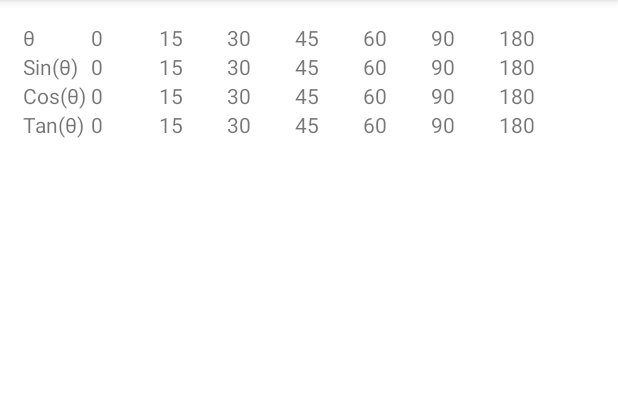
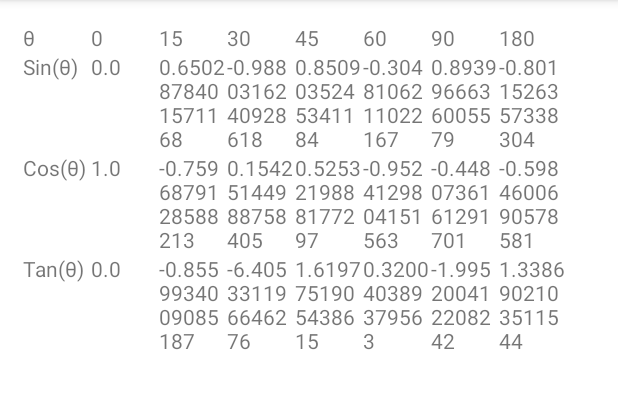
Before and after one commit to Nyandago/TrigonometryTable, an Android app: the screen it shows after launch (MainActivity), on a phone screen of 412 x 824 dp, the part 84-493 px from its top. Run offline under Robolectric (Android 15) with nearby library versions, the phone set to English and light mode, and no system bars.

Commit message:
Math class

```diff
--- a/app/build.gradle
+++ b/app/build.gradle
@@ -1,6 +1,7 @@
 plugins {
     id 'com.android.application'
     id 'org.jetbrains.kotlin.android'
+    id 'kotlin-android-extensions'
 }
 
 android {
--- a/app/src/main/java/com/cannybits/trigonometrytable/MainActivity.kt
+++ b/app/src/main/java/com/cannybits/trigonometrytable/MainActivity.kt
@@ -2,10 +2,43 @@ package com.cannybits.trigonometrytable
 
 import androidx.appcompat.app.AppCompatActivity
 import android.os.Bundle
+import android.widget.TextView
+import kotlin.math.*
+import kotlinx.android.synthetic.main.activity_main.*
+import kotlinx.android.synthetic.main.activity_main.view.*
 
 class MainActivity : AppCompatActivity() {
+
     override fun onCreate(savedInstanceState: Bundle?) {
         super.onCreate(savedInstanceState)
         setContentView(R.layout.activity_main)
+
+        tvSinZero.text = sin(0.0).toString()
+        tvSin15.text = sin(15.0).toString()
+        tvSin30.text = sin(30.0).toString()
+        tvSin45.text = sin(45.0).toString()
+        tvSin60.text = sin(60.0).toString()
+        tvSin90.text = sin(90.0).toString()
+        tvSin180.text = sin(180.0).toString()
+
+        tvCosZero.text = cos(0.0).toString()
+        tvCos15.text = cos(15.0).toString()
+        tvCos30.text = cos(30.0).toString()
+        tvCos45.text = cos(45.0).toString()
+        tvCos60.text = cos(60.0).toString()
+        tvCos90.text = cos(90.0).toString()
+        tvCos180.text = cos(180.0).toString()
+
+        tvTanZero.text = tan(0.0).toString()
+        tvTan15.text = tan(15.0).toString()
+        tvTan30.text = tan(30.0).toString()
+        tvTan45.text = tan(45.0).toString()
+        tvTan60.text = tan(60.0).toString()
+        tvTan90.text = tan(90.0).toString()
+        tvTan180.text = tan(180.0).toString()
+
+
+
     }
+
 }
--- a/app/src/main/res/layout/activity_main.xml
+++ b/app/src/main/res/layout/activity_main.xml
@@ -71,36 +71,43 @@
 
 
             <TextView
+                android:id="@+id/tvSinZero"
                 android:layout_width="45dp"
                 android:layout_height="wrap_content"
                 android:text="0" />
 
             <TextView
+                android:id="@+id/tvSin15"
                 android:layout_width="45dp"
                 android:layout_height="wrap_content"
                 android:text="15" />
 
             <TextView
+                android:id="@+id/tvSin30"
                 android:layout_width="45dp"
                 android:layout_height="wrap_content"
                 android:text="30" />
 
             <TextView
+                android:id="@+id/tvSin45"
                 android:layout_width="45dp"
                 android:layout_height="wrap_content"
                 android:text="45" />
 
             <TextView
+                android:id="@+id/tvSin60"
                 android:layout_width="45dp"
                 android:layout_height="wrap_content"
                 android:text="60" />
 
             <TextView
+                android:id="@+id/tvSin90"
                 android:layout_width="45dp"
                 android:layout_height="wrap_content"
                 android:text="90" />
 
             <TextView
+                android:id="@+id/tvSin180"
                 android:layout_width="45dp"
                 android:layout_height="wrap_content"
                 android:text="180" />
@@ -118,36 +125,43 @@
 
 
             <TextView
+                android:id="@+id/tvCosZero"
                 android:layout_width="45dp"
                 android:layout_height="wrap_content"
                 android:text="0" />
 
             <TextView
+                android:id="@+id/tvCos15"
                 android:layout_width="45dp"
                 android:layout_height="wrap_content"
                 android:text="15" />
 
             <TextView
+                android:id="@+id/tvCos30"
                 android:layout_width="45dp"
                 android:layout_height="wrap_content"
                 android:text="30" />
 
             <TextView
+                android:id="@+id/tvCos45"
                 android:layout_width="45dp"
                 android:layout_height="wrap_content"
                 android:text="45" />
 
             <TextView
+                android:id="@+id/tvCos60"
                 android:layout_width="45dp"
                 android:layout_height="wrap_content"
                 android:text="60" />
 
             <TextView
+                android:id="@+id/tvCos90"
                 android:layout_width="45dp"
                 android:layout_height="wrap_content"
                 android:text="90" />
 
             <TextView
+                android:id="@+id/tvCos180"
                 android:layout_width="45dp"
                 android:layout_height="wrap_content"
                 android:text="180" />
@@ -165,36 +179,43 @@
 
 
             <TextView
+                android:id="@+id/tvTanZero"
                 android:layout_width="45dp"
                 android:layout_height="wrap_content"
                 android:text="0" />
 
             <TextView
+                android:id="@+id/tvTan15"
                 android:layout_width="45dp"
                 android:layout_height="wrap_content"
                 android:text="15" />
 
             <TextView
+                android:id="@+id/tvTan30"
                 android:layout_width="45dp"
                 android:layout_height="wrap_content"
                 android:text="30" />
 
             <TextView
+                android:id="@+id/tvTan45"
                 android:layout_width="45dp"
                 android:layout_height="wrap_content"
                 android:text="45" />
 
             <TextView
+                android:id="@+id/tvTan60"
                 android:layout_width="45dp"
                 android:layout_height="wrap_content"
                 android:text="60" />
 
             <TextView
+                android:id="@+id/tvTan90"
                 android:layout_width="45dp"
                 android:layout_height="wrap_content"
                 android:text="90" />
 
             <TextView
+                android:id="@+id/tvTan180"
                 android:layout_width="45dp"
                 android:layout_height="wrap_content"
                 android:text="180" />
--- a/app/src/main/res/values/strings.xml
+++ b/app/src/main/res/values/strings.xml
@@ -4,4 +4,4 @@
     <string name="sinTheta">Sin(\u03B8)</string>
     <string name="cosTheta">Cos(\u03B8)</string>
     <string name="tanTheta">Tan(\u03B8)</string>
-</resources>
+ </resources>
```
